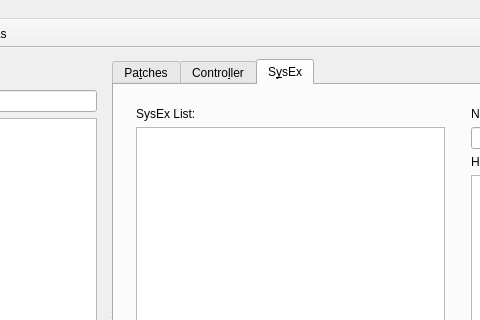
ccherrett/oom, file oom/instruments/editinstrumentbase.ui: the form before one commit; both pictures show x 185 to 665 and y 0 to 320 of the 1000 by 600 pixel window.
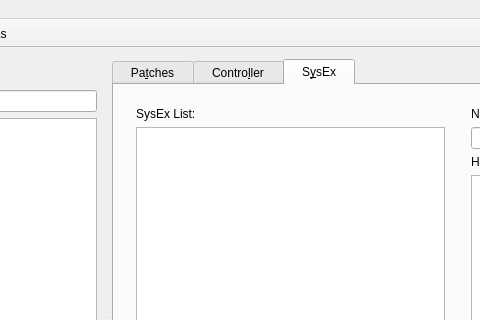
The form after the commit.

The edit to the form file:
```diff
--- a/oom/instruments/editinstrumentbase.ui
+++ b/oom/instruments/editinstrumentbase.ui
@@ -81,7 +81,7 @@
        </property>
        <widget class="QWidget" name="patchesTab">
         <attribute name="title">
-         <string>Pa&amp;tches</string>
+         <string>  Pa&amp;tches  </string>
         </attribute>
         <layout class="QVBoxLayout">
          <item>
@@ -458,7 +458,7 @@
        </widget>
        <widget class="QWidget" name="controllerTab">
         <attribute name="title">
-         <string>Contro&amp;ller</string>
+         <string>  Contro&amp;ller  </string>
         </attribute>
         <layout class="QVBoxLayout">
          <item>
@@ -1282,7 +1282,7 @@
        </widget>
        <widget class="QWidget" name="sysExTab">
         <attribute name="title">
-         <string>S&amp;ysEx</string>
+         <string>  S&amp;ysEx  </string>
         </attribute>
         <layout class="QVBoxLayout">
          <item>
```
